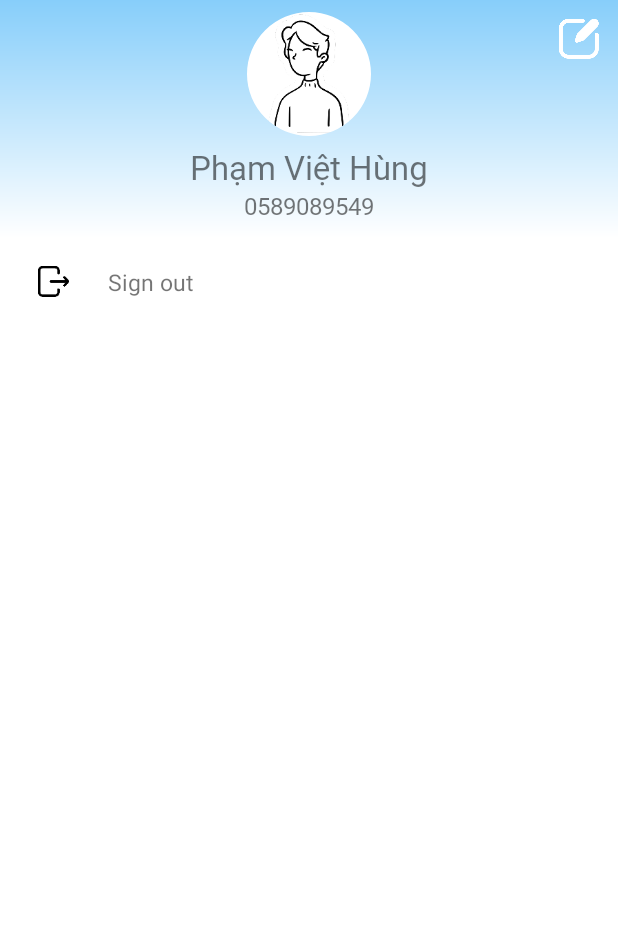
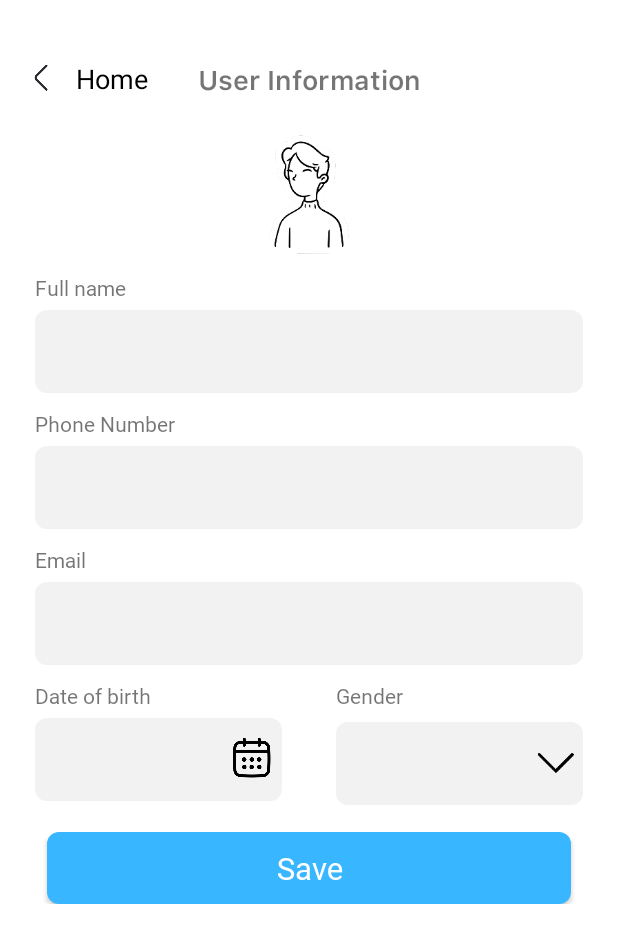
Before and after one commit to pvhung181/UcarApp, an Android app: the DriverAccountFragment screen opened through its navigation route, after a tap on an icon or button, on a phone screen of 412 x 824 dp. Shown: the top 943 px of the screen. Run offline under Robolectric (Android 15) with nearby library versions, the phone set to English and light mode, and no system bars; our stand-ins replace Dagger/Hilt's generated code, Firebase (no records; nobody signed in at launch, a user with empty details on screens opened directly), data binding, sdp/ssp sizes; libraries missing offline, so code that uses them is left out: com.firebase.geofire.

Commit message:
update show user information

```diff
--- a/app/src/main/java/com/pvhung/ucar/ui/customer/CustomerViewModel.kt
+++ b/app/src/main/java/com/pvhung/ucar/ui/customer/CustomerViewModel.kt
@@ -3,4 +3,5 @@ package com.pvhung.ucar.ui.customer
 import com.pvhung.ucar.ui.base.BaseViewModel
 
 class CustomerViewModel : BaseViewModel() {
+
 }
--- a/app/src/main/java/com/pvhung/ucar/ui/customer/customer_account/CustomerAccountFragment.kt
+++ b/app/src/main/java/com/pvhung/ucar/ui/customer/customer_account/CustomerAccountFragment.kt
@@ -55,7 +55,7 @@ class CustomerAccountFragment :
 
     private fun onClick() {
         binding.ivEdit.setOnClickListener {
-
+            navigateScreen(null, R.id.customerInfoFragment)
         }
     }
 
--- a/app/src/main/java/com/pvhung/ucar/ui/driver/DriverViewModel.kt
+++ b/app/src/main/java/com/pvhung/ucar/ui/driver/DriverViewModel.kt
@@ -2,5 +2,4 @@ package com.pvhung.ucar.ui.driver
 
 import com.pvhung.ucar.ui.base.BaseViewModel
 
-class DriverViewModel : BaseViewModel() {
-}
+class DriverViewModel : BaseViewModel()
--- a/app/src/main/java/com/pvhung/ucar/ui/driver/driver_account/DriverAccountFragment.kt
+++ b/app/src/main/java/com/pvhung/ucar/ui/driver/driver_account/DriverAccountFragment.kt
@@ -55,7 +55,7 @@ class DriverAccountFragment :
 
     private fun onClick() {
         binding.ivEdit.setOnClickListener {
-
+            navigateScreen(null, R.id.driverInfoFragment)
         }
     }
 
--- /dev/null
+++ b/app/src/main/java/com/pvhung/ucar/ui/driver/driver_info/DriverInfoFragment.kt
@@ -0,0 +1,56 @@
+package com.pvhung.ucar.ui.driver.driver_info
+
+import android.os.Bundle
+import android.view.View
+import com.pvhung.ucar.R
+import com.pvhung.ucar.data.model.User
+import com.pvhung.ucar.databinding.FragmentDriverInfoBinding
+import com.pvhung.ucar.ui.base.BaseBindingFragment
+import com.pvhung.ucar.utils.OnBackPressed
+import com.pvhung.ucar.utils.beGone
+
+class DriverInfoFragment : BaseBindingFragment<FragmentDriverInfoBinding, DriverInfoViewModel>() {
+    override fun getViewModel(): Class<DriverInfoViewModel> {
+        return DriverInfoViewModel::class.java
+    }
+
+    override val layoutId: Int
+        get() = R.layout.fragment_driver_info
+
+    override fun onCreatedView(view: View?, savedInstanceState: Bundle?) {
+        OnBackPressed.onBackPressedFinishActivity(requireActivity(), this)
+        initView()
+        onClick()
+    }
+
+
+    private fun initView() {
+
+    }
+
+    private fun onClick() {
+        binding.icHeader.backButton.setOnClickListener { popBackStack() }
+    }
+
+    override fun observerData() {
+        mainViewModel.user.observe(viewLifecycleOwner) {
+            if (it != null) {
+                binding.progress.beGone()
+                updateUi(it)
+            }
+        }
+    }
+
+    private fun updateUi(user: User) {
+        binding.etFullName.setText(user.fullName)
+        binding.etPhone.setText(user.phoneNumber)
+        binding.etEmail.setText(user.email)
+        binding.etGender.setText(user.gender)
+        binding.etDate.setText(user.dateOfBirth)
+    }
+
+    override fun needInsetTop(): Boolean {
+        return true
+    }
+
+}
--- /dev/null
+++ b/app/src/main/java/com/pvhung/ucar/ui/driver/driver_info/DriverInfoViewModel.kt
@@ -0,0 +1,5 @@
+package com.pvhung.ucar.ui.driver.driver_info
+
+import com.pvhung.ucar.ui.base.BaseViewModel
+
+class DriverInfoViewModel : BaseViewModel()
--- a/app/src/main/java/com/pvhung/ucar/utils/Utils.kt
+++ b/app/src/main/java/com/pvhung/ucar/utils/Utils.kt
@@ -1,6 +1,10 @@
 package com.pvhung.ucar.utils
 
 import com.google.firebase.auth.FirebaseAuth
+import com.google.firebase.database.DataSnapshot
+import com.google.firebase.database.DatabaseError
+import com.google.firebase.database.ValueEventListener
+import com.pvhung.ucar.data.model.User
 
 object Utils {
     fun getUid(callback: (String) -> Unit) {
--- /dev/null
+++ b/app/src/main/res/layout/fragment_driver_info.xml
@@ -0,0 +1,221 @@
+<?xml version="1.0" encoding="utf-8"?>
+<layout xmlns:android="http://schemas.android.com/apk/res/android"
+    xmlns:app="http://schemas.android.com/apk/res-auto">
+
+    <androidx.core.widget.NestedScrollView
+        android:layout_width="match_parent"
+        android:layout_height="match_parent"
+        android:paddingBottom="@dimen/_12sdp">
+
+        <androidx.constraintlayout.widget.ConstraintLayout
+            android:layout_width="match_parent"
+            android:layout_height="match_parent">
+
+            <include
+                android:id="@+id/icHeader"
+                layout="@layout/layout_header"
+                android:layout_width="match_parent"
+                android:layout_height="wrap_content"
+                app:layout_constraintTop_toTopOf="parent" />
+
+            <com.google.android.material.imageview.ShapeableImageView
+                android:id="@+id/ivAvatar"
+                android:layout_width="0dp"
+                android:layout_height="0dp"
+                android:layout_marginTop="8dp"
+                android:background="@color/white"
+                android:scaleType="centerCrop"
+                android:src="@drawable/iv_male_avatar"
+                app:layout_constraintDimensionRatio="1"
+                app:layout_constraintEnd_toEndOf="parent"
+                app:layout_constraintStart_toStartOf="parent"
+                app:layout_constraintTop_toBottomOf="@id/icHeader"
+                app:layout_constraintWidth_percent="0.2"
+                app:shapeAppearanceOverlay="@style/RoundedImageView" />
+
+            <androidx.appcompat.widget.AppCompatTextView
+                android:id="@+id/tvFullName"
+                android:layout_width="wrap_content"
+                android:layout_height="wrap_content"
+                android:layout_marginTop="@dimen/_8sdp"
+                android:fontFamily="@font/sf_pro_text_semibold"
+                android:text="@string/full_name"
+                app:layout_constraintStart_toStartOf="@id/etFullName"
+                app:layout_constraintTop_toBottomOf="@id/ivAvatar" />
+
+            <androidx.appcompat.widget.AppCompatEditText
+                android:id="@+id/etFullName"
+                android:layout_width="match_parent"
+                android:layout_height="wrap_content"
+                android:layout_marginHorizontal="@dimen/_18sdp"
+                android:layout_marginTop="@dimen/_4sdp"
+                android:background="@drawable/bg_ripple_f2f2f2_round_6"
+                android:padding="@dimen/_12sdp"
+                android:singleLine="true"
+                app:layout_constraintTop_toBottomOf="@id/tvFullName" />
+
+            <androidx.appcompat.widget.AppCompatTextView
+                android:id="@+id/tvPhone"
+                android:layout_width="wrap_content"
+                android:layout_height="wrap_content"
+                android:layout_marginTop="@dimen/_8sdp"
+                android:fontFamily="@font/sf_pro_text_semibold"
+                android:text="@string/phone_number"
+                app:layout_constraintStart_toStartOf="@id/etFullName"
+                app:layout_constraintTop_toBottomOf="@id/etFullName" />
+
+
+            <androidx.appcompat.widget.AppCompatEditText
+                android:id="@+id/etPhone"
+                android:layout_width="match_parent"
+                android:layout_height="wrap_content"
+                android:layout_marginHorizontal="@dimen/_18sdp"
+                android:layout_marginTop="@dimen/_4sdp"
+                android:background="@drawable/bg_ripple_f2f2f2_round_6"
+                android:padding="@dimen/_12sdp"
+                android:singleLine="true"
+                app:layout_constraintTop_toBottomOf="@id/tvPhone" />
+
+
+            <androidx.appcompat.widget.AppCompatTextView
+                android:id="@+id/tvEmail"
+                android:layout_width="wrap_content"
+                android:layout_height="wrap_content"
+                android:layout_marginTop="@dimen/_8sdp"
+                android:fontFamily="@font/sf_pro_text_semibold"
+                android:text="@string/email"
+                app:layout_constraintStart_toStartOf="@id/etPhone"
+                app:layout_constraintTop_toBottomOf="@id/etPhone" />
+
+            <androidx.appcompat.widget.AppCompatEditText
+                android:id="@+id/etEmail"
+                android:layout_width="match_parent"
+                android:layout_height="wrap_content"
+                android:layout_marginHorizontal="@dimen/_18sdp"
+                android:layout_marginTop="@dimen/_4sdp"
+                android:background="@drawable/bg_ripple_f2f2f2_round_6"
+                android:padding="@dimen/_12sdp"
+                android:singleLine="true"
+                app:layout_constraintTop_toBottomOf="@id/tvEmail" />
+
+            <androidx.appcompat.widget.AppCompatTextView
+                android:id="@+id/tvDate"
+                android:layout_width="wrap_content"
+                android:layout_height="wrap_content"
+                android:layout_marginTop="@dimen/_8sdp"
+                android:fontFamily="@font/sf_pro_text_semibold"
+                android:text="@string/date_of_birth"
+                app:layout_constraintStart_toStartOf="@id/etEmail"
+                app:layout_constraintTop_toBottomOf="@id/etEmail" />
+
+            <androidx.appcompat.widget.AppCompatEditText
+                android:id="@+id/etDate"
+                android:layout_width="0dp"
+                android:layout_height="wrap_content"
+                android:layout_marginTop="@dimen/_4sdp"
+                android:background="@drawable/bg_ripple_f2f2f2_round_6"
+                android:clickable="false"
+                android:ellipsize="start"
+                android:focusable="false"
+                android:paddingVertical="@dimen/_12sdp"
+                android:paddingStart="@dimen/_12sdp"
+                android:paddingEnd="42dp"
+                android:singleLine="true"
+                app:layout_constraintStart_toStartOf="@id/tvDate"
+                app:layout_constraintTop_toBottomOf="@id/tvDate"
+                app:layout_constraintWidth_percent="0.4" />
+
+            <androidx.appcompat.widget.AppCompatImageView
+                android:layout_width="wrap_content"
+                android:layout_height="wrap_content"
+                android:layout_marginEnd="4dp"
+                android:src="@drawable/ic_calendar"
+                app:layout_constraintBottom_toBottomOf="@id/etDate"
+                app:layout_constraintEnd_toEndOf="@id/etDate"
+                app:layout_constraintTop_toTopOf="@id/etDate" />
+
+            <androidx.constraintlayout.widget.Guideline
+                android:id="@+id/verticalGuideline"
+                android:layout_width="0dp"
+                android:layout_height="0dp"
+                android:orientation="vertical"
+                app:layout_constraintGuide_percent="0.5" />
+
+            <androidx.appcompat.widget.AppCompatTextView
+                android:id="@+id/tvGender"
+                android:layout_width="wrap_content"
+                android:layout_height="wrap_content"
+                android:layout_marginTop="@dimen/_8sdp"
+                android:fontFamily="@font/sf_pro_text_semibold"
+                android:text="@string/gender"
+                app:layout_constraintStart_toStartOf="@id/etGender"
+                app:layout_constraintTop_toBottomOf="@id/etEmail" />
+
+            <androidx.appcompat.widget.AppCompatEditText
+                android:id="@+id/etGender"
+                android:layout_width="0dp"
+                android:layout_height="wrap_content"
+                android:layout_marginTop="@dimen/_4sdp"
+                android:background="@drawable/bg_ripple_f2f2f2_round_6"
+                android:clickable="false"
+                android:focusable="false"
+                android:padding="@dimen/_12sdp"
+                android:singleLine="true"
+                app:layout_constraintBottom_toBottomOf="@id/etDate"
+                app:layout_constraintEnd_toEndOf="@id/etEmail"
+                app:layout_constraintTop_toTopOf="@id/etDate"
+                app:layout_constraintWidth_percent="0.4" />
+
+            <androidx.appcompat.widget.AppCompatImageView
+                android:layout_width="24dp"
+                android:layout_height="24dp"
+                android:layout_marginEnd="6dp"
+                android:clickable="false"
+                android:focusable="false"
+                android:src="@drawable/ic_arrow_down"
+                app:layout_constraintBottom_toBottomOf="@id/etGender"
+                app:layout_constraintEnd_toEndOf="@id/etGender"
+                app:layout_constraintTop_toTopOf="@id/etGender" />
+
+            <androidx.appcompat.widget.AppCompatButton
+                android:id="@+id/signUpButton"
+                android:layout_width="match_parent"
+                android:layout_height="wrap_content"
+                android:layout_marginHorizontal="@dimen/_24sdp"
+                android:layout_marginTop="@dimen/_16sdp"
+                android:background="@drawable/bg_ripple_white_round_6"
+                android:backgroundTint="@color/color_38b6ff"
+                android:elevation="0dp"
+                android:fontFamily="@font/sf_pro_text_semibold"
+                android:text="@string/save"
+                android:textAllCaps="false"
+                android:textColor="@color/white"
+                android:textSize="@dimen/_16sdp"
+                app:layout_constraintTop_toBottomOf="@id/etDate" />
+
+
+            <View
+                android:id="@+id/viewBlock"
+                android:layout_width="match_parent"
+                android:layout_height="0dp"
+                android:background="@color/transparent"
+                android:visibility="gone"
+                app:layout_constraintBottom_toBottomOf="parent"
+                app:layout_constraintTop_toTopOf="parent" />
+
+            <ProgressBar
+                android:id="@+id/progress"
+                android:layout_width="wrap_content"
+                android:layout_height="wrap_content"
+                android:indeterminateTint="@color/color_38b6ff"
+                android:visibility="invisible"
+                app:layout_constraintBottom_toBottomOf="@id/signUpButton"
+                app:layout_constraintEnd_toEndOf="@id/signUpButton"
+                app:layout_constraintStart_toStartOf="@id/signUpButton"
+                app:layout_constraintTop_toTopOf="@id/signUpButton" />
+
+
+        </androidx.constraintlayout.widget.ConstraintLayout>
+
+    </androidx.core.widget.NestedScrollView>
+</layout>
--- a/app/src/main/res/navigation/customer_nav.xml
+++ b/app/src/main/res/navigation/customer_nav.xml
@@ -24,4 +24,8 @@
         android:id="@+id/customerActivityFragment"
         android:name="com.pvhung.ucar.ui.customer.customer_activity.CustomerActivityFragment"
         android:label="CustomerActivityFragment" />
+    <fragment
+        android:id="@+id/customerInfoFragment"
+        android:name="com.pvhung.ucar.ui.customer.customer_info.CustomerInfoFragment"
+        android:label="CustomerInfoFragment" />
 </navigation>
--- a/app/src/main/res/navigation/driver_nav.xml
+++ b/app/src/main/res/navigation/driver_nav.xml
@@ -24,6 +24,10 @@
         android:id="@+id/driverNotificationFragment"
         android:name="com.pvhung.ucar.ui.driver.driver_notification.DriverNotificationFragment"
         android:label="DriverNotificationFragment" />
+    <fragment
+        android:id="@+id/driverInfoFragment"
+        android:name="com.pvhung.ucar.ui.driver.driver_info.DriverInfoFragment"
+        android:label="DriverInfoFragment" />
 
 
 </navigation>
```
Also changed, not shown: app/src/main/java/com/pvhung/ucar/ui/customer/customer_info/CustomerInfoFragment.kt (added, +81 -0 lines), app/src/main/java/com/pvhung/ucar/ui/customer/customer_info/CustomerInfoViewModel.kt (added, +7 -0 lines), app/src/main/java/com/pvhung/ucar/utils/FirebaseDatabaseUtils.kt (+12 -0 lines), app/src/main/res/layout/fragment_customer_info.xml (added, +234 -0 lines).
